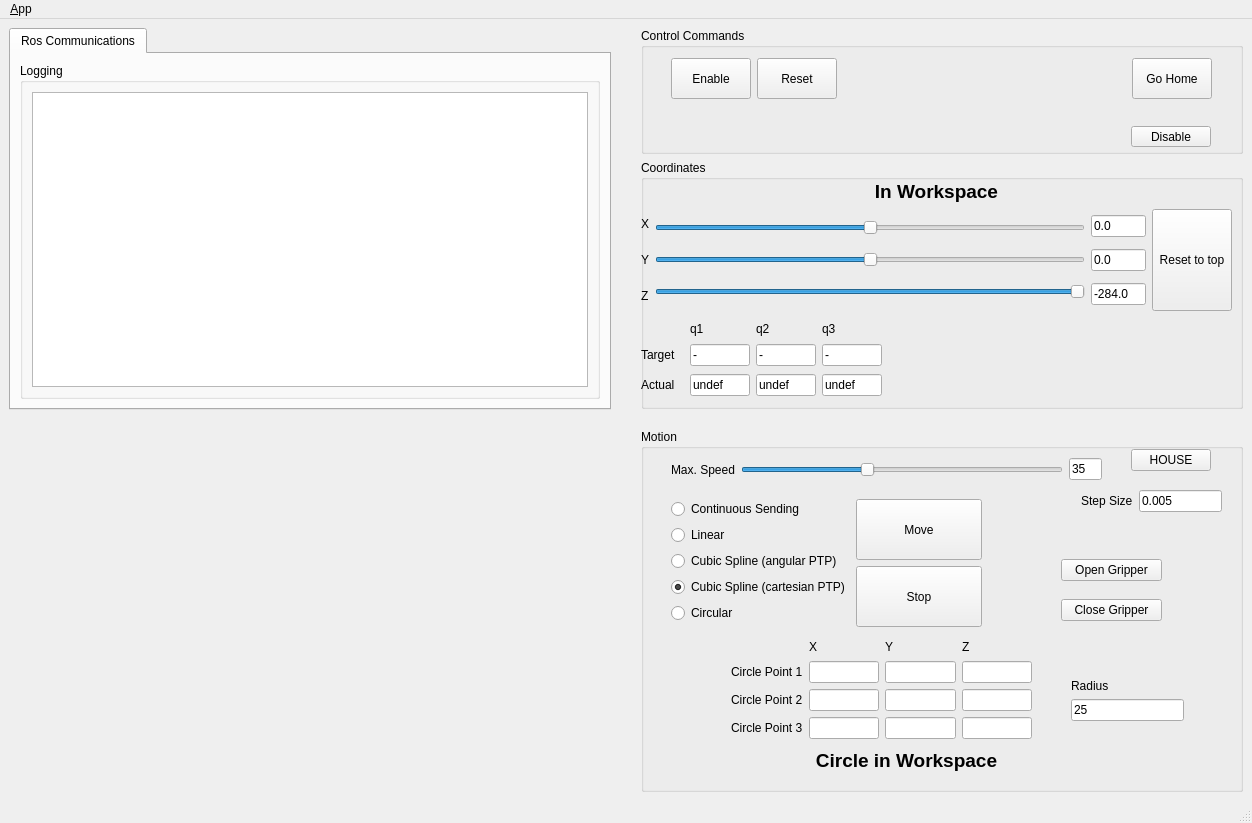
Old version of the form delta_qtgui/ui/main_window.ui in the repository MarvinStuede/delta.
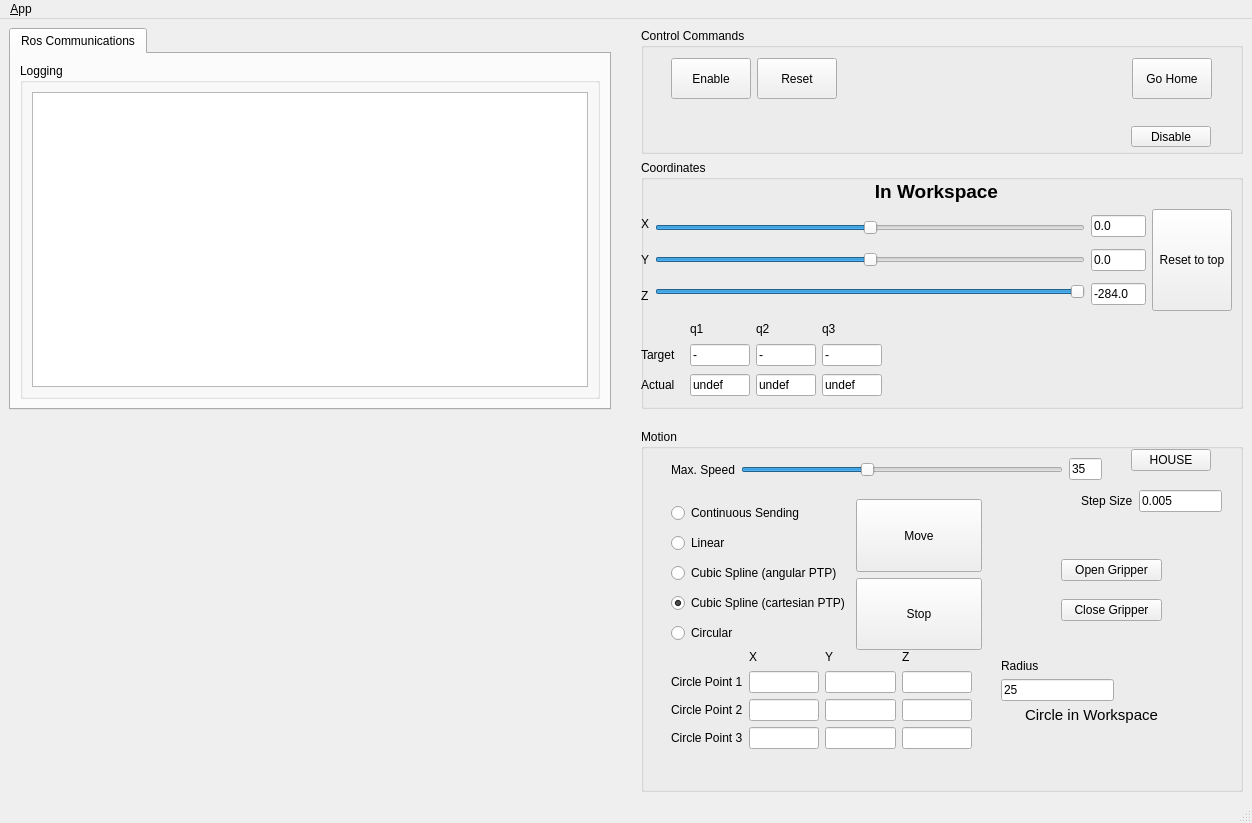
New version of the form. Icons and pictures are not drawn.

What changed in the file:
```diff
--- a/delta_qtgui/ui/main_window.ui
+++ b/delta_qtgui/ui/main_window.ui
@@ -849,7 +849,7 @@
            <x>30</x>
            <y>70</y>
            <width>311</width>
-           <height>128</height>
+           <height>151</height>
           </rect>
          </property>
          <layout class="QHBoxLayout" name="horizontalLayout_5">
@@ -1018,8 +1018,8 @@
         <widget class="QWidget" name="gridLayoutWidget_2">
          <property name="geometry">
           <rect>
-           <x>90</x>
-           <y>210</y>
+           <x>30</x>
+           <y>220</y>
            <width>301</width>
            <height>100</height>
           </rect>
@@ -1111,8 +1111,8 @@
         <widget class="QLineEdit" name="led_radius">
          <property name="geometry">
           <rect>
-           <x>430</x>
-           <y>270</y>
+           <x>360</x>
+           <y>250</y>
            <width>113</width>
            <height>22</height>
           </rect>
@@ -1124,8 +1124,8 @@
         <widget class="QLabel" name="label_14">
          <property name="geometry">
           <rect>
-           <x>430</x>
-           <y>250</y>
+           <x>360</x>
+           <y>230</y>
            <width>59</width>
            <height>14</height>
           </rect>
@@ -1137,18 +1137,18 @@
         <widget class="QLabel" name="label_workspace_circle">
          <property name="geometry">
           <rect>
-           <x>70</x>
-           <y>320</y>
-           <width>391</width>
-           <height>22</height>
+           <x>350</x>
+           <y>270</y>
+           <width>201</width>
+           <height>31</height>
           </rect>
          </property>
          <property name="font">
           <font>
-           <pointsize>14</pointsize>
-           <weight>75</weight>
+           <pointsize>11</pointsize>
+           <weight>50</weight>
            <italic>false</italic>
-           <bold>true</bold>
+           <bold>false</bold>
            <underline>false</underline>
            <strikeout>false</strikeout>
           </font>
```
